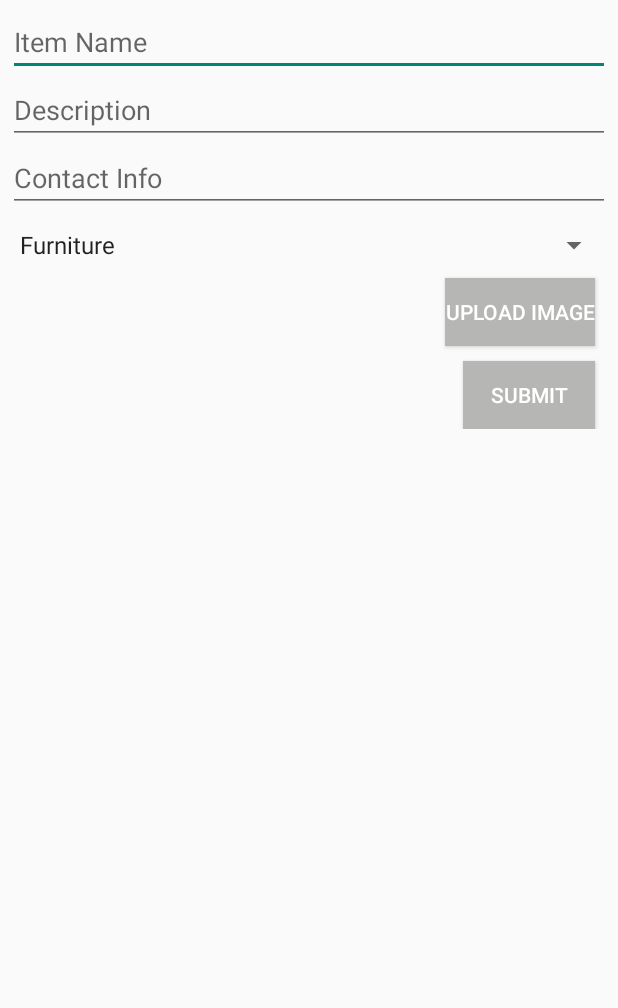
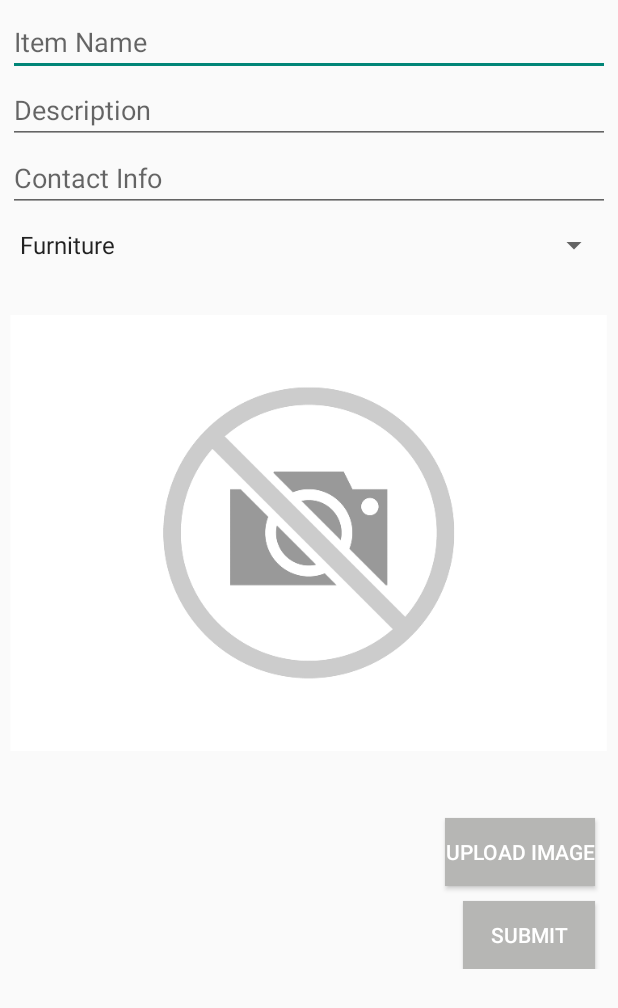
Before and after one commit to williumchen/Clares_List, an Android app: the SubmitViewActivity screen opened directly, with no data from a screen before it, after a tap on "SUBMIT", on a phone screen of 412 x 824 dp. Shown: the top 1008 px of the screen. Run offline under Robolectric (Android 15) with nearby library versions, the phone set to English and light mode, and no system bars; pictures from the network do not load; 9 statements that could not run were skipped.

Commit message:
got default image working

```diff
--- a/app/src/main/java/com/example/wchen/clareslist/ParseWrapper.java
+++ b/app/src/main/java/com/example/wchen/clareslist/ParseWrapper.java
@@ -227,9 +227,6 @@ public class ParseWrapper {
         parsePost.put("image", post.mImage);
         parsePost.put("contact", post.mContact);
 
-        Log.d("hi", parsePost.getString("item"));
-        Log.d("hi", parsePost.getBytes("image").toString());
-
 
 //        Security settings for post objects, public read/private write
         ParseACL postsACL = new ParseACL(currentUser);
--- a/app/src/main/java/com/example/wchen/clareslist/SubmitViewActivity.java
+++ b/app/src/main/java/com/example/wchen/clareslist/SubmitViewActivity.java
@@ -1,6 +1,7 @@
 package com.example.wchen.clareslist;
 
 import android.app.Activity;
+import android.content.Context;
 import android.content.Intent;
 import android.graphics.Bitmap;
 import android.graphics.drawable.BitmapDrawable;
@@ -12,6 +13,7 @@ import android.widget.Button;
 import android.widget.EditText;
 import android.widget.ImageView;
 import android.widget.Spinner;
+import android.widget.Toast;
 
 import java.io.ByteArrayOutputStream;
 
@@ -78,7 +80,25 @@ public class SubmitViewActivity extends Activity {
                 // Compress image to lower quality scale 1 - 100
                 bitmap.compress(Bitmap.CompressFormat.WEBP, 1, stream);
                 byte[] image = stream.toByteArray();
-                Log.d("help", image.toString());
+                int length = image.length;
+                Log.d("size of image", String.valueOf(length));
+                if (image.length >= 128000)
+                {
+                    Context context = getApplicationContext();
+                    CharSequence text = "Image too big. Please choose another!";
+                    int duration = Toast.LENGTH_LONG;
+                    Toast toast = Toast.makeText(context, text, duration);
+                    toast.show();
+                }
+                if (image == null)
+                {
+                    Context context = getApplicationContext();
+                    CharSequence text = "No image uploaded!";
+                    int duration = Toast.LENGTH_LONG;
+                    Toast toast = Toast.makeText(context, text, duration);
+                    toast.show();
+
+                }
 
                 // Construct new post
                 Posts newPost = new Posts(itemString, descString, categoryString, image, contactString);
--- a/app/src/main/res/layout/activity_submit_view.xml
+++ b/app/src/main/res/layout/activity_submit_view.xml
@@ -54,7 +54,8 @@
         android:adjustViewBounds="false"
         android:layout_below="@id/submit_category"
         android:layout_height="wrap_content"
-        android:layout_width="wrap_content" />
+        android:layout_width="wrap_content"
+        android:src="@mipmap/no_image" />
 
     <Button
         android:id="@+id/upload_button"
```
Also changed, not shown: app/src/main/no_image-web.png (added), app/src/main/res/mipmap-xxhdpi/no_image.png (added), 1 other file.
